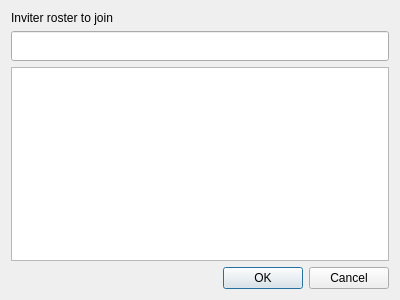
First picture: the form in Widgets/FrmGroupChat/DlgInviter.ui, repository KangLin/RabbitIm, before the edit.
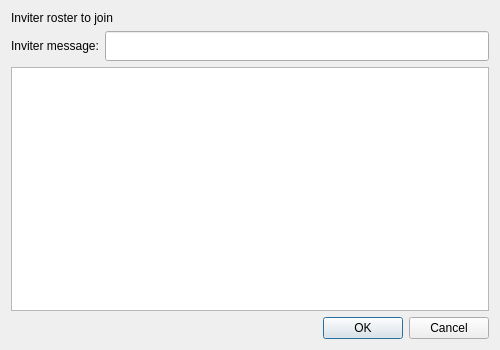
Second picture: the form after the edit. Custom widgets are drawn as their Qt base class.

```diff
--- a/Widgets/FrmGroupChat/DlgInviter.ui
+++ b/Widgets/FrmGroupChat/DlgInviter.ui
@@ -6,15 +6,15 @@
    <rect>
     <x>0</x>
     <y>0</y>
-    <width>400</width>
-    <height>300</height>
+    <width>500</width>
+    <height>350</height>
    </rect>
   </property>
   <property name="windowTitle">
    <string>Inviter</string>
   </property>
   <layout class="QGridLayout" name="gridLayout">
-   <item row="0" column="0">
+   <item row="0" column="0" colspan="2">
     <widget class="QLabel" name="lbTitle">
      <property name="text">
       <string>Inviter roster to join </string>
@@ -22,6 +22,13 @@
     </widget>
    </item>
    <item row="1" column="0">
+    <widget class="QLabel" name="label">
+     <property name="text">
+      <string>Inviter message:</string>
+     </property>
+    </widget>
+   </item>
+   <item row="1" column="1">
     <widget class="QLineEdit" name="txtReason">
      <property name="minimumSize">
       <size>
@@ -31,10 +38,10 @@
      </property>
     </widget>
    </item>
-   <item row="2" column="0">
+   <item row="2" column="0" colspan="2">
     <widget class="CCustomTreeView" name="treeView"/>
    </item>
-   <item row="3" column="0">
+   <item row="3" column="0" colspan="2">
     <widget class="QDialogButtonBox" name="buttonBox">
      <property name="orientation">
       <enum>Qt::Horizontal</enum>
```
